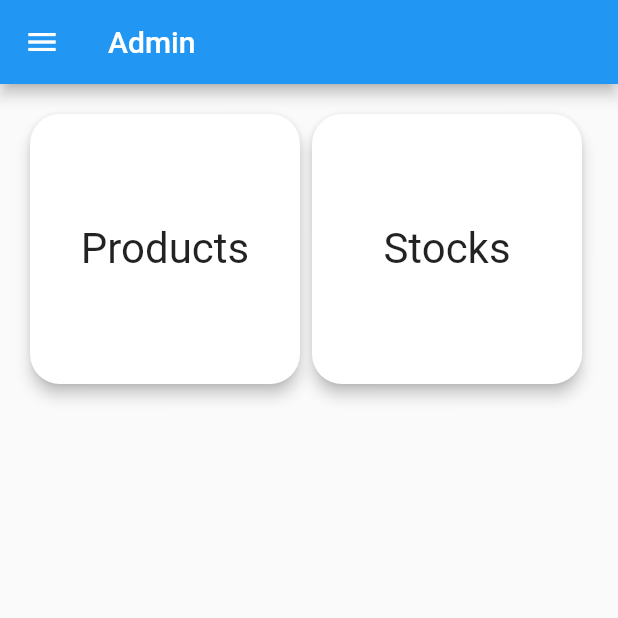
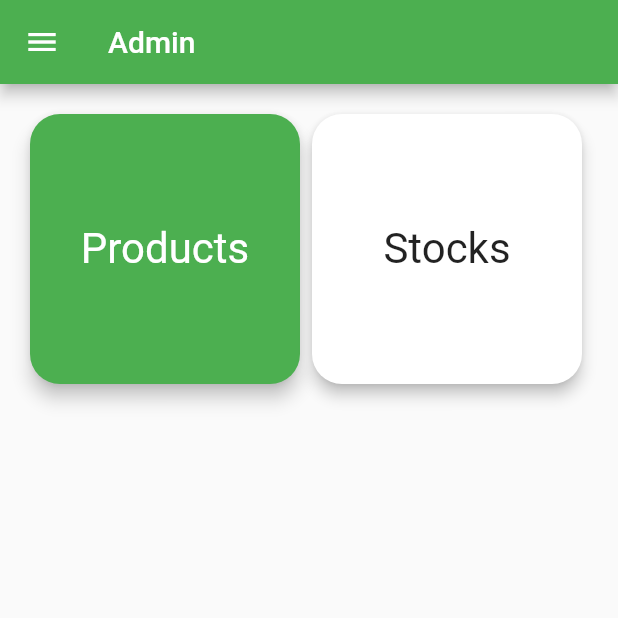
Before and after one commit to DayanMarasinghe/CTSE_MobileApp, a Flutter app: the AdminScreen screen opened by its route, on a phone screen of 412 x 824 dp, the top half of it. Run offline on Flutter 3.47's test engine with Material 2 defaults, Android fonts, the phone set to English and light mode, and no system bars; our stand-ins replace cloud_firestore, firebase_core, firebase_storage, get, image_picker; missing offline and left inert: dart:ffi; accounts and stored records are empty.

Commit message:
Product changes

```diff
--- a/lib/screens/admin_screen.dart
+++ b/lib/screens/admin_screen.dart
@@ -4,20 +4,22 @@ import 'package:get/get.dart';
 import 'package:get/get_core/src/get_main.dart';
 
 import '../core/widgets/NavDrawer.dart';
-
+//maintain data status through stateful
+//building the page
 class AdminScreen extends StatefulWidget {
   const AdminScreen({Key? key}) : super(key: key);
 
   @override
   State<AdminScreen> createState() => _AdminScreenState();
 }
-
+//manage state
 class _AdminScreenState extends State<AdminScreen> {
   @override
   Widget build(BuildContext context) {
     return Scaffold(
       appBar: AppBar(
         title: const Text('Admin'),
+        backgroundColor: Colors.green,
       ),
       drawer: const NavDrawer(),
       body: Padding(
@@ -30,8 +32,8 @@ class _AdminScreenState extends State<AdminScreen> {
                   Get.toNamed("/products")
                 },
                 child: Card(
-                    elevation: 4,
-                    color: Colors.white,
+                    elevation: 5,
+                    color: Colors.green,
                     shape: RoundedRectangleBorder(
                       borderRadius: BorderRadius.circular(20),
                     ),
@@ -39,7 +41,7 @@ class _AdminScreenState extends State<AdminScreen> {
                       width: 180,
                       height: 180,
                       child: Center(
-                          child: Text('Products', style: TextStyle(fontSize: 28))),
+                          child: Text('Products', style: TextStyle(fontSize: 28, color: Colors.white))),
                     )),
               ),
               GestureDetector(
```
Also changed, not shown: lib/screens/products_screen.dart (+9 -5 lines).
